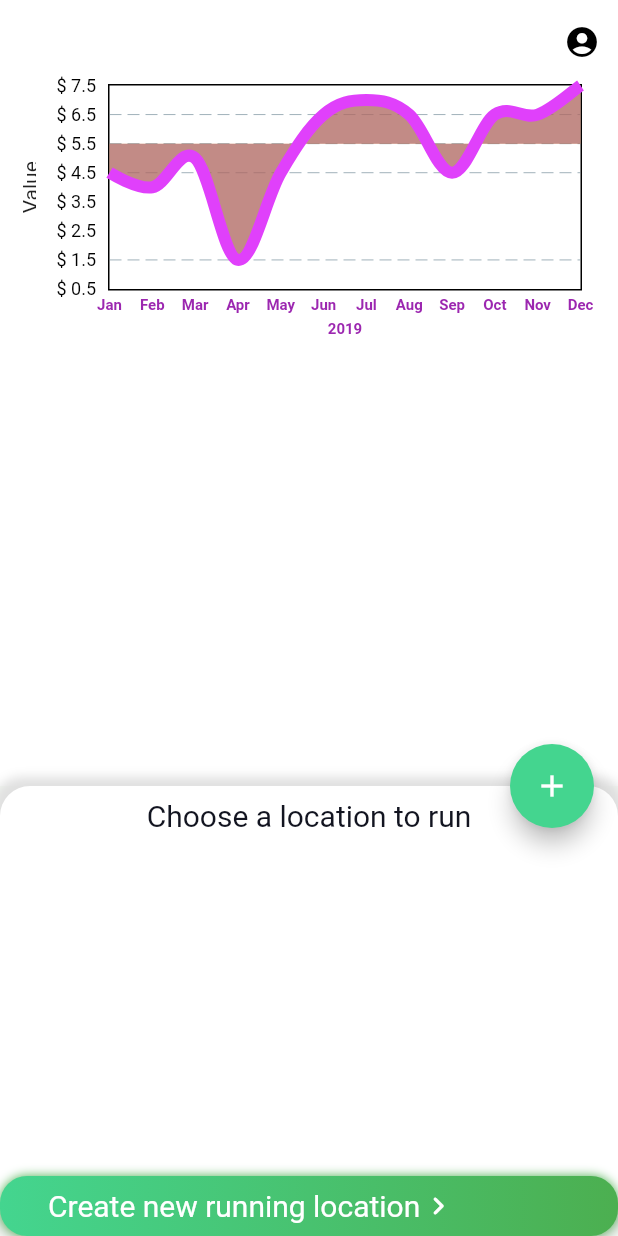
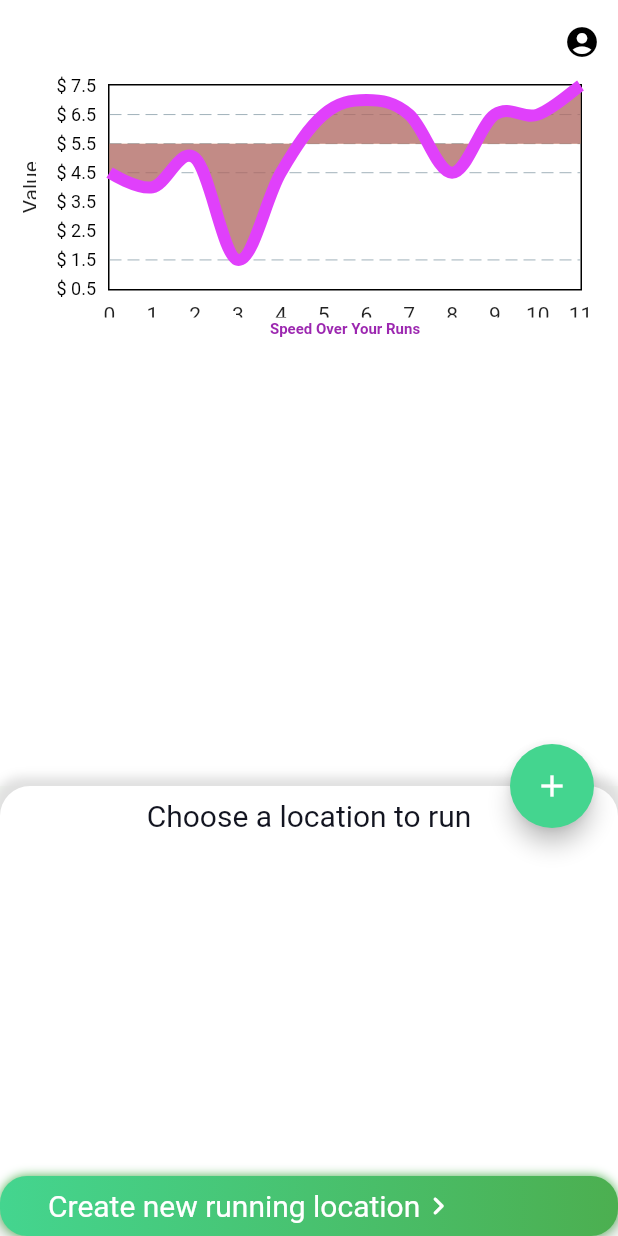
Before and after one commit to AahilShaikh/Ghost_runner, a Flutter app: the HomePage screen opened directly, after a tap on the "add" icon, on a phone screen of 412 x 824 dp. Run offline on Flutter 3.47's test engine with Material 2 defaults, Android fonts, the phone set to English and light mode, and no system bars; drawn by our look-alikes of fl_chart; our stand-ins replace cloud_firestore, firebase_auth, firebase_core, flutter_map, geolocator, latlong2 and 3 more; accounts and stored records are empty.

Commit message:
added chart

```diff
--- a/lib/screens/home_page.dart
+++ b/lib/screens/home_page.dart
@@ -150,14 +150,13 @@ class _HomePageState extends State<HomePage> {
                             ),
                             bottomTitles: AxisTitles(
                               axisNameWidget: const Text(
-                                '2019',
+                                'Speed Over Your Runs',
                                 style: _dateTextStyle,
                               ),
                               sideTitles: SideTitles(
                                 showTitles: true,
                                 reservedSize: 18,
                                 interval: 1,
-                                getTitlesWidget: bottomTitleWidgets,
                               ),
                             ),
                             leftTitles: AxisTitles(
@@ -199,61 +198,6 @@ class _HomePageState extends State<HomePage> {
   }
 }
 
-Widget bottomTitleWidgets(double value, TitleMeta meta) {
-  String text;
-  switch (value.toInt()) {
-    case 0:
-      text = 'Jan';
-      break;
-    case 1:
-      text = 'Feb';
-      break;
-    case 2:
-      text = 'Mar';
-      break;
-    case 3:
-      text = 'Apr';
-      break;
-    case 4:
-      text = 'May';
-      break;
-    case 5:
-      text = 'Jun';
-      break;
-    case 6:
-      text = 'Jul';
-      break;
-    case 7:
-      text = 'Aug';
-      break;
-    case 8:
-      text = 'Sep';
-      break;
-    case 9:
-      text = 'Oct';
-      break;
-    case 10:
-      text = 'Nov';
-      break;
-    case 11:
-      text = 'Dec';
-      break;
-    default:
-      return Container();
-  }
-
-  return SideTitleWidget(
-    axisSide: meta.axisSide,
-    space: 4,
-    child: Text(text, style: _dateTextStyle),
-  );
-}
-
-const _dateTextStyle = TextStyle(
-  fontSize: 10,
-  color: Colors.purple,
-  fontWeight: FontWeight.bold,
-);
 
 Widget leftTitleWidgets(double value, TitleMeta meta) {
   const style = TextStyle(color: Colors.black, fontSize: 12.0);
```
